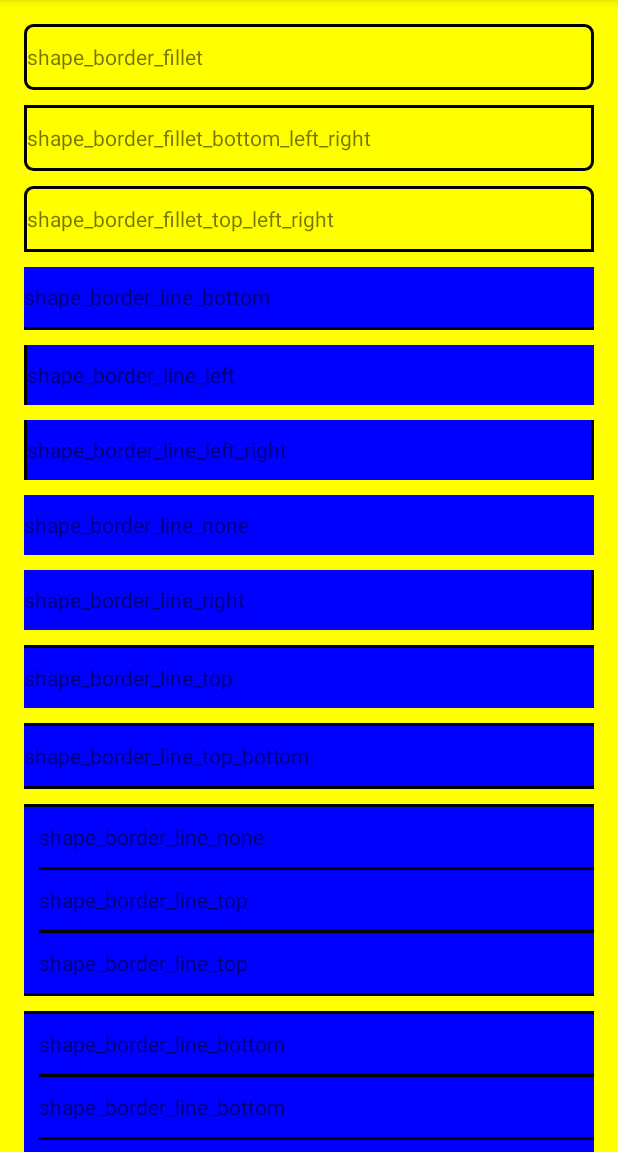
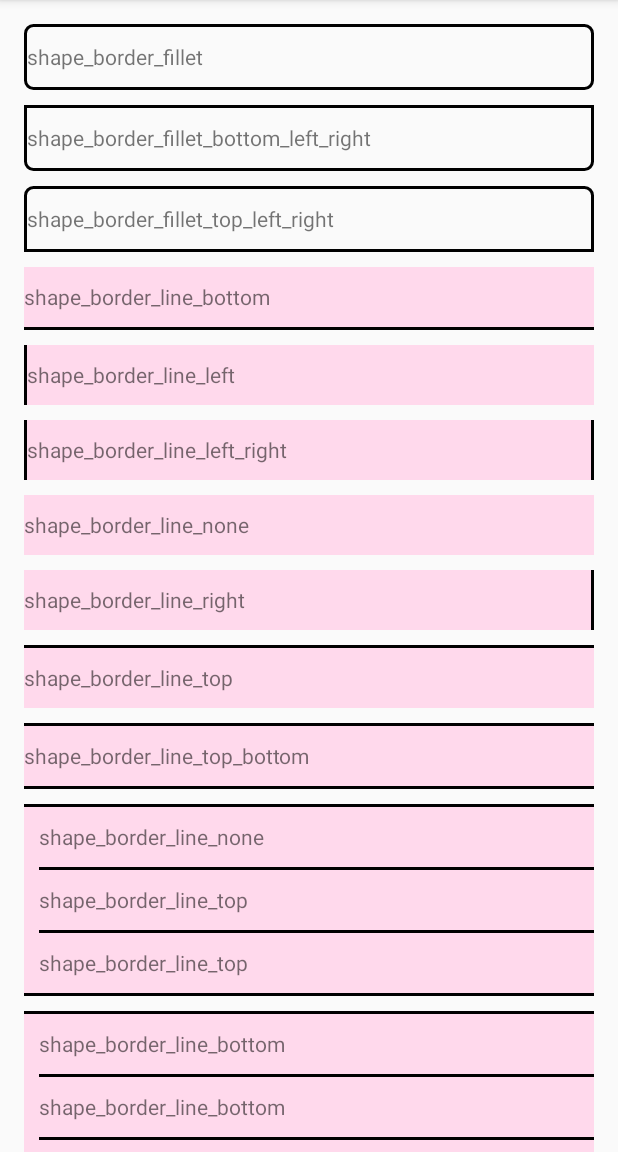
Before and after one commit to tandengzhao/BaseUI, an Android app: the screen it shows after launch (MainActivity), on a phone screen of 412 x 824 dp, the part 84-1236 px from its top. Run offline under Robolectric (Android 15) with nearby library versions, the phone set to English and light mode, and no system bars.

Commit message:
更新版本

```diff
--- a/alanapi-ui/build.gradle
+++ b/alanapi-ui/build.gradle
@@ -7,8 +7,8 @@ android {
     defaultConfig {
         minSdkVersion 14
         targetSdkVersion 24
-        versionCode 2
-        versionName "1.1"
+        versionCode 3
+        versionName "0.03"
     }
     buildTypes {
         release {
--- a/app/src/main/res/layout/activity_main.xml
+++ b/app/src/main/res/layout/activity_main.xml
@@ -5,7 +5,6 @@
     android:orientation="vertical"
     android:layout_width="match_parent"
     android:layout_height="match_parent"
-    android:background="#FFFF00"
     tools:context="com.alanapi.ui.demo.MainActivity">
 
     <LinearLayout
@@ -600,7 +599,6 @@
                     android:layout_width="match_parent"
                     android:text="标题"
                     android:textSize="18sp"
-                    android:textColor="#FFFFFF"
                     android:minHeight="40dp"
                     android:gravity="center"
                     android:layout_height="wrap_content"/>
@@ -619,7 +617,6 @@
                     android:layout_width="match_parent"
                     android:text="内容内容内容内容内容内容内容内容内容内容内容内容内容内容内容内容内容内容内容内容内容内容内容内容"
                     android:textSize="14sp"
-                    android:textColor="#FFFFFF"
                     android:minHeight="40dp"
                     android:gravity="center_vertical"
                     android:layout_height="wrap_content"/>
@@ -640,7 +637,6 @@
                         android:layout_width="match_parent"
                         android:text="按钮左"
                         android:textSize="18sp"
-                        android:textColor="#FFFFFF"
                         android:minHeight="40dp"
                         android:gravity="center"
                         android:layout_height="wrap_content"/>
@@ -655,7 +651,6 @@
                         android:layout_width="match_parent"
                         android:text="按钮右"
                         android:textSize="18sp"
-                        android:textColor="#FFFFFF"
                         android:minHeight="40dp"
                         android:gravity="center"
                         android:layout_height="wrap_content"/>
@@ -679,7 +674,6 @@
                     android:layout_width="match_parent"
                     android:text="标题"
                     android:textSize="18sp"
-                    android:textColor="#FFFFFF"
                     android:minHeight="40dp"
                     android:gravity="center"
                     android:layout_height="wrap_content"/>
@@ -698,7 +692,6 @@
                     android:layout_width="match_parent"
                     android:text="内容内容内容内容内容内容内容内容内容内容内容内容内容内容内容内容内容内容内容内容内容内容内容内容"
                     android:textSize="14sp"
-                    android:textColor="#FFFFFF"
                     android:minHeight="40dp"
                     android:gravity="center_vertical"
                     android:layout_height="wrap_content"/>
@@ -719,7 +712,6 @@
                         android:layout_width="match_parent"
                         android:text="按钮左"
                         android:textSize="18sp"
-                        android:textColor="#FFFFFF"
                         android:minHeight="40dp"
                         android:gravity="center"
                         android:layout_height="wrap_content"/>
@@ -734,7 +726,6 @@
                         android:layout_width="match_parent"
                         android:text="按钮右"
                         android:textSize="18sp"
-                        android:textColor="#FFFFFF"
                         android:minHeight="40dp"
                         android:gravity="center"
                         android:layout_height="wrap_content"/>
@@ -758,7 +749,6 @@
                     android:layout_width="match_parent"
                     android:text="标题"
                     android:textSize="18sp"
-                    android:textColor="#FFFFFF"
                     android:minHeight="40dp"
                     android:gravity="center"
                     android:layout_height="wrap_content"/>
@@ -777,7 +767,6 @@
                     android:layout_width="match_parent"
                     android:text="内容内容内容内容内容内容内容内容内容内容内容内容内容内容内容内容内容内容内容内容内容内容内容内容"
                     android:textSize="14sp"
-                    android:textColor="#FFFFFF"
                     android:minHeight="40dp"
                     android:gravity="center_vertical"
                     android:layout_height="wrap_content"/>
@@ -798,7 +787,6 @@
                         android:layout_width="match_parent"
                         android:text="按钮左"
                         android:textSize="18sp"
-                        android:textColor="#FFFFFF"
                         android:minHeight="40dp"
                         android:gravity="center"
                         android:layout_height="wrap_content"/>
@@ -813,7 +801,6 @@
                         android:layout_width="match_parent"
                         android:text="按钮中"
                         android:textSize="18sp"
-                        android:textColor="#FFFFFF"
                         android:minHeight="40dp"
                         android:gravity="center"
                         android:layout_height="wrap_content"/>
@@ -828,7 +815,6 @@
                         android:layout_width="match_parent"
                         android:text="按钮右"
                         android:textSize="18sp"
-                        android:textColor="#FFFFFF"
                         android:minHeight="40dp"
                         android:gravity="center"
                         android:layout_height="wrap_content"/>
@@ -852,7 +838,6 @@
                     android:layout_width="match_parent"
                     android:text="标题"
                     android:textSize="18sp"
-                    android:textColor="#FFFFFF"
                     android:minHeight="40dp"
                     android:gravity="center"
                     android:layout_height="wrap_content"/>
@@ -871,7 +856,6 @@
                     android:layout_width="match_parent"
                     android:text="内容内容内容内容内容内容内容内容内容内容内容内容内容内容内容内容内容内容内容内容内容内容内容内容"
                     android:textSize="14sp"
-                    android:textColor="#FFFFFF"
                     android:minHeight="40dp"
                     android:gravity="center_vertical"
                     android:layout_height="wrap_content"/>
@@ -892,7 +876,6 @@
                         android:layout_width="match_parent"
                         android:text="按钮左"
                         android:textSize="18sp"
-                        android:textColor="#FFFFFF"
                         android:minHeight="40dp"
                         android:gravity="center"
                         android:layout_height="wrap_content"/>
@@ -907,7 +890,6 @@
                         android:layout_width="match_parent"
                         android:text="按钮中"
                         android:textSize="18sp"
-                        android:textColor="#FFFFFF"
                         android:minHeight="40dp"
                         android:gravity="center"
                         android:layout_height="wrap_content"/>
@@ -922,7 +904,6 @@
                         android:layout_width="match_parent"
                         android:text="按钮中"
                         android:textSize="18sp"
-                        android:textColor="#FFFFFF"
                         android:minHeight="40dp"
                         android:gravity="center"
                         android:layout_height="wrap_content"/>
@@ -937,7 +918,6 @@
                         android:layout_width="match_parent"
                         android:text="按钮中"
                         android:textSize="18sp"
-                        android:textColor="#FFFFFF"
                         android:minHeight="40dp"
                         android:gravity="center"
                         android:layout_height="wrap_content"/>
@@ -952,7 +932,6 @@
                         android:layout_width="match_parent"
                         android:text="按钮右"
                         android:textSize="18sp"
-                        android:textColor="#FFFFFF"
                         android:minHeight="40dp"
                         android:gravity="center"
                         android:layout_height="wrap_content"/>
--- a/app/src/main/res/values/colors.xml
+++ b/app/src/main/res/values/colors.xml
@@ -4,7 +4,7 @@
     <color name="colorPrimaryDark">#303F9F</color>
     <color name="colorAccent">#FF4081</color>
 
-    <color name="shapeColorSolidDefault" >#0000FF</color>
+    <color name="shapeColorSolidDefault" >#FFD9EC</color>
     <color name="shapeColorSolidPressed" >#F2F2F2</color>
 
     <!--<color name="shapeRectangleFilletColorSolidTopLeftRightDefault" >#FFFF00</color>-->
--- a/gradle.properties
+++ b/gradle.properties
@@ -24,7 +24,7 @@ PROJ_NAME=alanapi-ui
 PROJ_DESCRIPTION=UI Code For Android
 
 PROJ_GROUP=com.alanapi.ui
-PROJ_VERSION=0.0.2
+PROJ_VERSION=0.0.3
 PROJ_ARTIFACTID=alanapi-ui
 
 PROJ_WEBSITEURL=http://www.alanapi.com
```
Also changed, not shown: alanapi-ui/bintray.gradle (+7 -7 lines).
